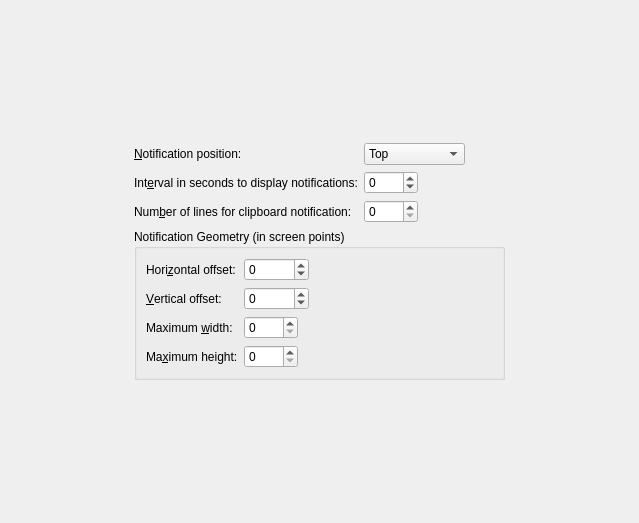
Above: src/ui/configtabnotifications.ui from hluk/CopyQ before the change. Below: the same form after it.
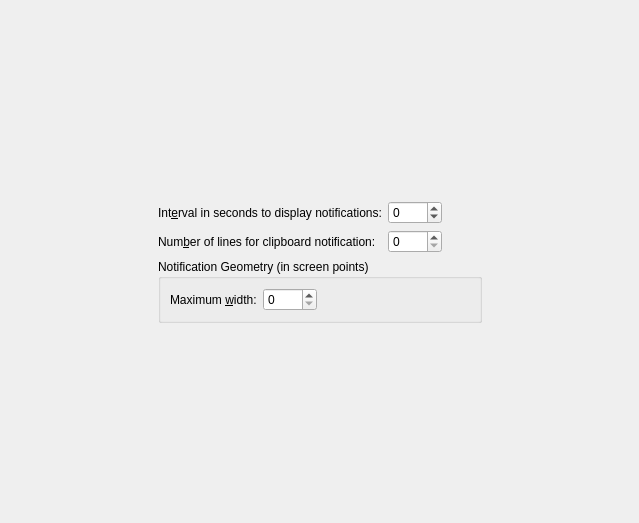
That is the form after the change.

Commit message: Use KNotifications for notifications

The edit to the form file:
```diff
--- a/src/ui/configtabnotifications.ui
+++ b/src/ui/configtabnotifications.ui
@@ -4,8 +4,8 @@
   <widget class="QScrollArea" name="scrollArea_3">
    <property name="geometry">
     <rect>
-     <x>9</x>
-     <y>9</y>
+    <x>0</x>
+    <y>0</y>
      <width>639</width>
      <height>523</height>
     </rect>
@@ -60,70 +60,6 @@
           <enum>QFormLayout::AllNonFixedFieldsGrow</enum>
          </property>
          <item row="0" column="0">
-          <widget class="QLabel" name="label_8">
-           <property name="text">
-            <string>&amp;Notification position:</string>
-           </property>
-           <property name="buddy">
-            <cstring>comboBoxNotificationPosition</cstring>
-           </property>
-          </widget>
-         </item>
-         <item row="0" column="1">
-          <layout class="QHBoxLayout" name="horizontalLayout_10">
-           <item>
-            <widget class="QComboBox" name="comboBoxNotificationPosition">
-             <property name="toolTip">
-              <string>Position on screen for notifications</string>
-             </property>
-             <item>
-              <property name="text">
-               <string>Top</string>
-              </property>
-             </item>
-             <item>
-              <property name="text">
-               <string>Bottom</string>
-              </property>
-             </item>
-             <item>
-              <property name="text">
-               <string>Top Right</string>
-              </property>
-             </item>
-             <item>
-              <property name="text">
-               <string>Bottom Right</string>
-              </property>
-             </item>
-             <item>
-              <property name="text">
-               <string>Bottom Left</string>
-              </property>
-             </item>
-             <item>
-              <property name="text">
-               <string>Top Left</string>
-              </property>
-             </item>
-            </widget>
-           </item>
-           <item>
-            <spacer name="horizontalSpacer_10">
-             <property name="orientation">
-              <enum>Qt::Horizontal</enum>
-             </property>
-             <property name="sizeHint" stdset="0">
-              <size>
-               <width>40</width>
-               <height>20</height>
-              </size>
-             </property>
-            </spacer>
-           </item>
-          </layout>
-         </item>
-         <item row="1" column="0">
           <widget class="QLabel" name="label_25">
            <property name="text">
             <string>Int&amp;erval in seconds to display notifications:</string>
@@ -133,7 +69,7 @@
            </property>
           </widget>
          </item>
-         <item row="1" column="1">
+        <item row="0" column="1">
           <layout class="QHBoxLayout" name="horizontalLayout_9">
            <item>
             <widget class="QSpinBox" name="spinBoxNotificationPopupInterval">
@@ -167,7 +103,7 @@
            </item>
           </layout>
          </item>
-         <item row="2" column="0">
+        <item row="1" column="0">
           <widget class="QLabel" name="label_12">
            <property name="text">
             <string>Num&amp;ber of lines for clipboard notification:</string>
@@ -177,7 +113,7 @@
            </property>
           </widget>
          </item>
-         <item row="2" column="1">
+        <item row="1" column="1">
           <layout class="QHBoxLayout" name="horizontalLayout_11">
            <item>
             <widget class="QSpinBox" name="spinBoxClipboardNotificationLines">
@@ -215,86 +151,6 @@
          </property>
          <layout class="QFormLayout" name="formLayout_4">
           <item row="0" column="0">
-           <widget class="QLabel" name="label_7">
-            <property name="text">
-             <string>Hori&amp;zontal offset:</string>
-            </property>
-            <property name="buddy">
-             <cstring>spinBoxNotificationHorizontalOffset</cstring>
-            </property>
-           </widget>
-          </item>
-          <item row="0" column="1">
-           <layout class="QHBoxLayout" name="horizontalLayout_19">
-            <item>
-             <widget class="QSpinBox" name="spinBoxNotificationHorizontalOffset">
-              <property name="toolTip">
-               <string>Notification distance from left or right screen edge in screen points</string>
-              </property>
-              <property name="minimum">
-               <number>-99999</number>
-              </property>
-              <property name="maximum">
-               <number>99999</number>
-              </property>
-             </widget>
-            </item>
-            <item>
-             <spacer name="horizontalSpacer_19">
-              <property name="orientation">
-               <enum>Qt::Horizontal</enum>
-              </property>
-              <property name="sizeHint" stdset="0">
-               <size>
-                <width>40</width>
-                <height>20</height>
-               </size>
-              </property>
-             </spacer>
-            </item>
-           </layout>
-          </item>
-          <item row="1" column="0">
-           <widget class="QLabel" name="label_10">
-            <property name="text">
-             <string>&amp;Vertical offset:</string>
-            </property>
-            <property name="buddy">
-             <cstring>spinBoxNotificationVerticalOffset</cstring>
-            </property>
-           </widget>
-          </item>
-          <item row="1" column="1">
-           <layout class="QHBoxLayout" name="horizontalLayout_20">
-            <item>
-             <widget class="QSpinBox" name="spinBoxNotificationVerticalOffset">
-              <property name="toolTip">
-               <string>Notification distance from top or bottom screen edge in screen points</string>
-              </property>
-              <property name="minimum">
-               <number>-99999</number>
-              </property>
-              <property name="maximum">
-               <number>99999</number>
-              </property>
-             </widget>
-            </item>
-            <item>
-             <spacer name="horizontalSpacer_20">
-              <property name="orientation">
-               <enum>Qt::Horizontal</enum>
-              </property>
-              <property name="sizeHint" stdset="0">
-               <size>
-                <width>40</width>
-                <height>20</height>
-               </size>
-              </property>
-             </spacer>
-            </item>
-           </layout>
-          </item>
-          <item row="2" column="0">
            <widget class="QLabel" name="label_13">
             <property name="text">
              <string>Maximum &amp;width:</string>
@@ -304,7 +160,7 @@
             </property>
            </widget>
           </item>
-          <item row="2" column="1">
+         <item row="0" column="1">
            <layout class="QHBoxLayout" name="horizontalLayout_21">
             <item>
              <widget class="QSpinBox" name="spinBoxNotificationMaximumWidth">
@@ -331,43 +187,6 @@
             </item>
            </layout>
           </item>
-          <item row="3" column="0">
-           <widget class="QLabel" name="label_14">
-            <property name="text">
-             <string>Ma&amp;ximum height:</string>
-            </property>
-            <property name="buddy">
-             <cstring>spinBoxNotificationMaximumHeight</cstring>
-            </property>
-           </widget>
-          </item>
-          <item row="3" column="1">
-           <layout class="QHBoxLayout" name="horizontalLayout_22">
-            <item>
-             <widget class="QSpinBox" name="spinBoxNotificationMaximumHeight">
-              <property name="toolTip">
-               <string>Maximum height for notification in screen points</string>
-              </property>
-              <property name="maximum">
-               <number>9999</number>
-              </property>
-             </widget>
-            </item>
-            <item>
-             <spacer name="horizontalSpacer_22">
-              <property name="orientation">
-               <enum>Qt::Horizontal</enum>
-              </property>
-              <property name="sizeHint" stdset="0">
-               <size>
-                <width>40</width>
-                <height>20</height>
-               </size>
-              </property>
-             </spacer>
-            </item>
-           </layout>
-          </item>
          </layout>
         </widget>
        </item>
```
Left out of the diff: 1 changed line with no effect on the pictures. Lines whose indentation alone changed are shown as unchanged. The commit also changes 39 other files.
